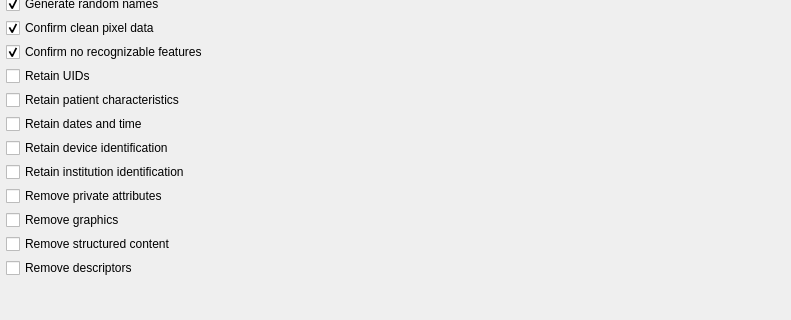
This is browser/anonymazerwidget2.ui in AlizaMedicalImaging/AlizaMS as Qt 5 draws it before an edit; both pictures show x 0 to 791 and y 138 to 458 of the 791 by 566 pixel window. The edited form follows.
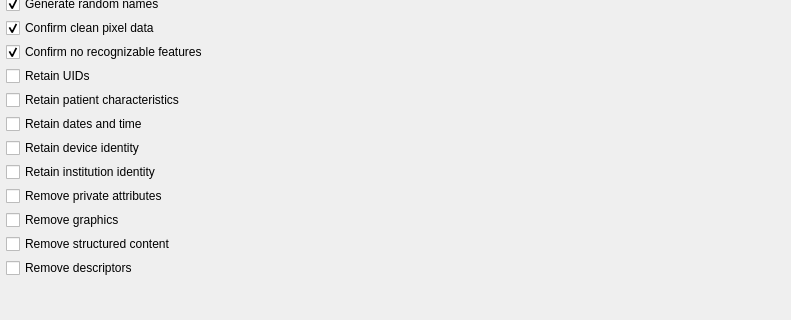
This is the edited form. Icons and pictures are not drawn.

```diff
--- a/browser/anonymazerwidget2.ui
+++ b/browser/anonymazerwidget2.ui
@@ -401,7 +401,7 @@
           <string>&lt;html&gt;&lt;head/&gt;&lt;body&gt;&lt;p&gt;&lt;span style=&quot; font-style:italic;&quot;&gt;Retain Device Identity Option&lt;/span&gt; if checked.&lt;/p&gt;&lt;/body&gt;&lt;/html&gt;</string>
          </property>
          <property name="text">
-          <string>Retain device identification</string>
+          <string>Retain device identity</string>
          </property>
          <property name="autoExclusive">
           <bool>false</bool>
@@ -420,7 +420,7 @@
           <string>&lt;html&gt;&lt;head/&gt;&lt;body&gt;&lt;p&gt;&lt;span style=&quot; font-style:italic;&quot;&gt;Retain Institution Identity Option&lt;/span&gt; if checked.&lt;/p&gt;&lt;/body&gt;&lt;/html&gt;</string>
          </property>
          <property name="text">
-          <string>Retain institution identification</string>
+          <string>Retain institution identity</string>
          </property>
          <property name="autoExclusive">
           <bool>false</bool>
```
Left out of the diff: 10 changed lines with no effect on the pictures.
